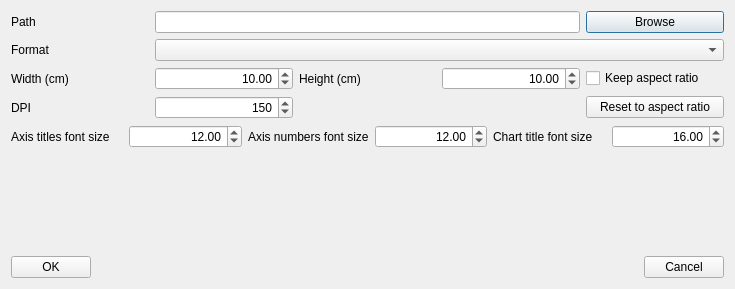
Before: the Qt Designer form src/gui/exportplottoimagedialog.ui in echmet/CEval, drawn with Qt 5.
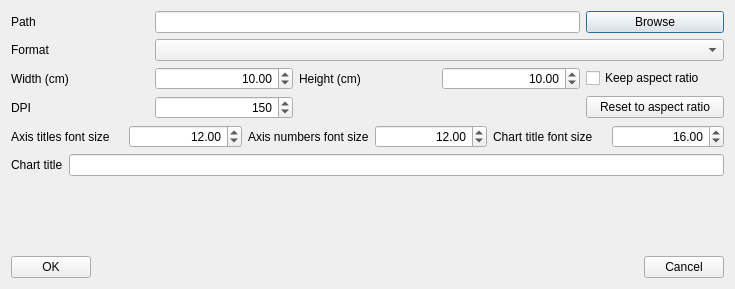
After: the same form once the commit is applied.

Commit message: - Add an option to set a custom title to the exported chart - Make the "Reset to aspect ratio" reset the dimensions to GUI aspect   ratio

```diff
--- a/src/gui/exportplottoimagedialog.ui
+++ b/src/gui/exportplottoimagedialog.ui
@@ -204,6 +204,20 @@
      </item>
     </layout>
    </item>
+   <item>
+    <layout class="QHBoxLayout" name="horizontalLayout_2">
+     <item>
+      <widget class="QLabel" name="ql_chartTitle">
+       <property name="text">
+        <string>Chart title</string>
+       </property>
+      </widget>
+     </item>
+     <item>
+      <widget class="QLineEdit" name="qle_chartTitle"/>
+     </item>
+    </layout>
+   </item>
    <item>
     <spacer name="verticalSpacer">
      <property name="orientation">
```
The commit also changes 3 other files.
